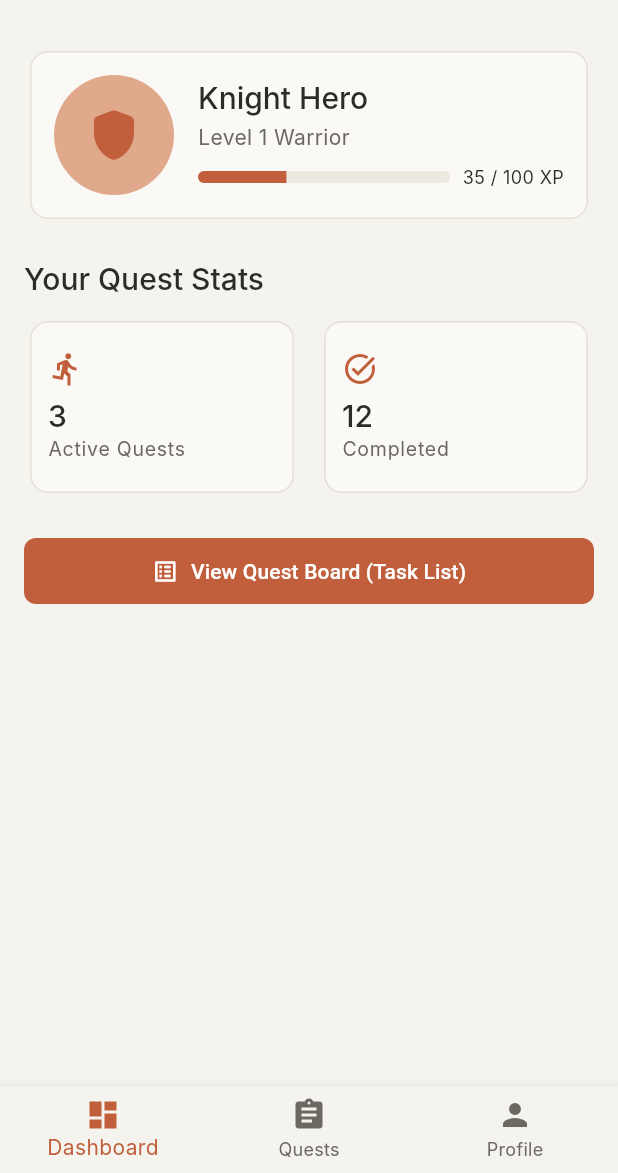
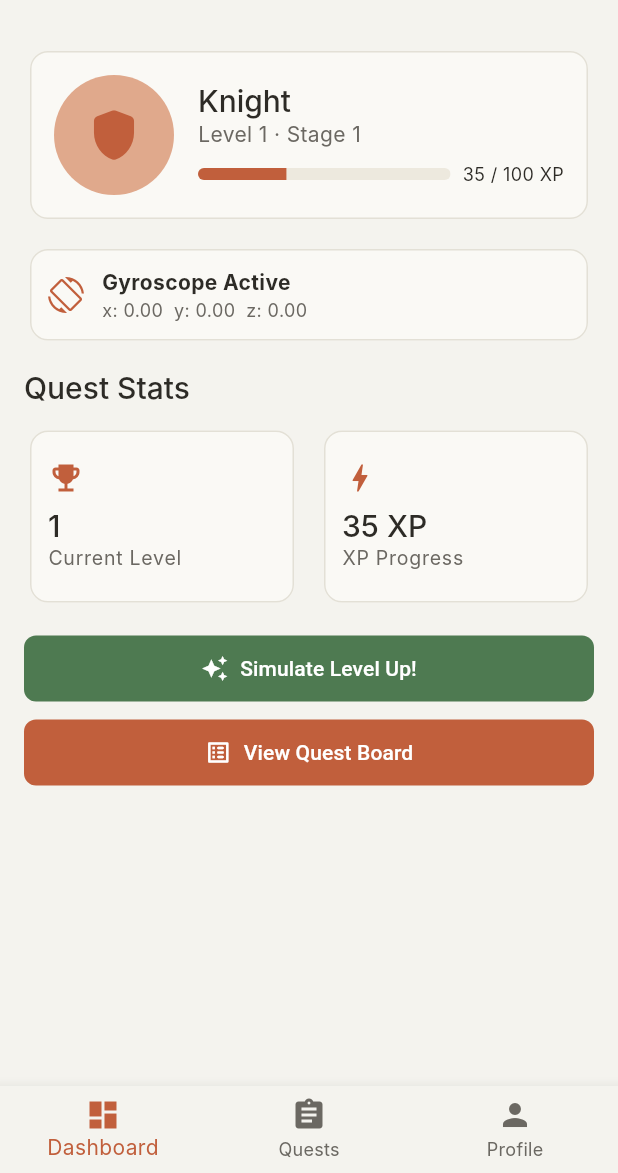
Before and after one commit to alumnicovids/PPB2026_Kelompok03_TaskQuest, a Flutter app: the DashboardScreen screen opened by its route, on a phone screen of 412 x 824 dp, the part 63-1236 px from its top. Run offline on Flutter 3.47's test engine with Material 3 defaults, Android fonts, the phone set to English and light mode, and no system bars; our stand-ins replace go_router, image_picker, sensors_plus, shared_preferences, sqflite, supabase_flutter; accounts and stored records are empty; Roboto replaces fonts that are missing (Inter).

Commit message:
feat(sensor): integrasi gyroscope dan animasi level-up interaktif di dashboard

```diff
--- /dev/null
+++ b/lib/core/utils/gyroscope_service.dart
@@ -0,0 +1,35 @@
+import 'dart:async';
+import 'package:flutter/material.dart';
+import 'package:sensors_plus/sensors_plus.dart';
+
+class GyroscopeService with ChangeNotifier {
+  StreamSubscription<GyroscopeEvent>? _subscription;
+
+  double _x = 0.0;
+  double _y = 0.0;
+  double _z = 0.0;
+
+  double get x => _x;
+  double get y => _y;
+  double get z => _z;
+
+  void startListening() {
+    _subscription = gyroscopeEventStream().listen((GyroscopeEvent event) {
+      _x = event.x;
+      _y = event.y;
+      _z = event.z;
+      notifyListeners();
+    });
+  }
+
+  void stopListening() {
+    _subscription?.cancel();
+    _subscription = null;
+  }
+
+  @override
+  void dispose() {
+    stopListening();
+    super.dispose();
+  }
+}
--- a/lib/presentation/screens/dashboard/dashboard_screen.dart
+++ b/lib/presentation/screens/dashboard/dashboard_screen.dart
@@ -1,8 +1,59 @@
 import 'package:flutter/material.dart';
 import 'package:go_router/go_router.dart';
+import 'package:provider/provider.dart';
+import '../../../core/utils/gyroscope_service.dart';
+import '../../providers/character_provider.dart';
+import '../../widgets/level_up_animation.dart';
 
-class DashboardScreen extends StatelessWidget {
+class DashboardScreen extends StatefulWidget {
   const DashboardScreen({super.key});
+
+  @override
+  State<DashboardScreen> createState() => _DashboardScreenState();
+}
+
+class _DashboardScreenState extends State<DashboardScreen> {
+  late GyroscopeService _gyroscopeService;
+  bool _showLevelUpOverlay = false;
+  int _levelUpLevel = 1;
+  int _xpGained = 0;
+  final GlobalKey<LevelUpAnimationWidgetState> _animKey = GlobalKey();
+
+  @override
+  void initState() {
+    super.initState();
+    _gyroscopeService = GyroscopeService();
+    _gyroscopeService.startListening();
+    _gyroscopeService.addListener(_onGyroUpdate);
+
+    WidgetsBinding.instance.addPostFrameCallback((_) {
+      context.read<CharacterProvider>().loadMockCharacter('mock-user-id');
+    });
+  }
+
+  void _onGyroUpdate() {
+    if (_showLevelUpOverlay) {
+      _animKey.currentState?.applyGyroTilt(
+        _gyroscopeService.x,
+        _gyroscopeService.y,
+      );
+    }
+  }
+
+  void _triggerLevelUpOverlay(int newLevel, int xp) {
+    setState(() {
+      _showLevelUpOverlay = true;
+      _levelUpLevel = newLevel;
+      _xpGained = xp;
+    });
+  }
+
+  @override
+  void dispose() {
+    _gyroscopeService.removeListener(_onGyroUpdate);
+    _gyroscopeService.dispose();
+    super.dispose();
+  }
 
   @override
   Widget build(BuildContext context) {
@@ -16,105 +67,21 @@ class DashboardScreen extends StatelessWidget {
           ),
         ],
       ),
-      body: SingleChildScrollView(
-        padding: const EdgeInsets.all(16.0),
-        child: Column(
-          crossAxisAlignment: CrossAxisAlignment.stretch,
-          children: [
-            // Character Card
-            Card(
-              child: Padding(
-                padding: const EdgeInsets.all(16.0),
-                child: Row(
-                  children: [
-                    const CircleAvatar(
-                      radius: 40,
-                      backgroundColor: Color(0xFFE0A98C),
-                      child: Icon(
-                        Icons.shield_rounded,
-                        size: 40,
-                        color: Color(0xFFC15F3C),
-                      ),
-                    ),
-                    const SizedBox(width: 16),
-                    Expanded(
-                      child: Column(
-                        crossAxisAlignment: CrossAxisAlignment.start,
-                        children: [
-                          Text(
-                            'Knight Hero',
-                            style: Theme.of(context).textTheme.displaySmall,
-                          ),
-                          const SizedBox(height: 4),
-                          Text(
-                            'Level 1 Warrior',
-                            style: Theme.of(context).textTheme.bodyMedium
-                                ?.copyWith(color: const Color(0xFF6B6862)),
-                          ),
-                          const SizedBox(height: 8),
-                          // XP Progress Bar
-                          Row(
-                            children: [
-                              Expanded(
-                                child: ClipRRect(
-                                  borderRadius: BorderRadius.circular(4),
-                                  child: const LinearProgressIndicator(
-                                    value: 0.35,
-                                    backgroundColor: Color(0xFFEDE9DE),
-                                    valueColor: AlwaysStoppedAnimation<Color>(
-                                      Color(0xFFC15F3C),
-                                    ),
-                                    minHeight: 8,
-                                  ),
-                                ),
-                              ),
-                              const SizedBox(width: 8),
-                              const Text(
-                                '35 / 100 XP',
-                                style: TextStyle(fontSize: 12),
-                              ),
-                            ],
-                          ),
-                        ],
-                      ),
-                    ),
-                  ],
-                ),
+      body: Stack(
+        children: [
+          _buildBody(),
+          if (_showLevelUpOverlay)
+            Positioned.fill(
+              child: LevelUpAnimationWidget(
+                key: _animKey,
+                newLevel: _levelUpLevel,
+                xpGained: _xpGained,
+                onAnimationEnd: () {
+                  setState(() => _showLevelUpOverlay = false);
+                },
               ),
             ),
-            const SizedBox(height: 24),
-            // Quick Stats
-            Text(
-              'Your Quest Stats',
-              style: Theme.of(context).textTheme.displaySmall,
-            ),
-            const SizedBox(height: 12),
-            GridView.count(
-              crossAxisCount: 2,
-              shrinkWrap: true,
-              physics: const NeverScrollableScrollPhysics(),
-              crossAxisSpacing: 12,
-              mainAxisSpacing: 12,
-              childAspectRatio: 1.5,
-              children: [
-                _buildStatCard(
-                  context,
-                  'Active Quests',
-                  '3',
-                  Icons.directions_run,
-                ),
-                _buildStatCard(context, 'Completed', '12', Icons.task_alt),
-              ],
-            ),
-            const SizedBox(height: 24),
-            // Call to Action
-            ElevatedButton.icon(
-              onPressed: () => context.go('/tasks'),
-              icon: const Icon(Icons.list_alt_rounded),
-              label: const Text('View Quest Board (Task List)'),
-            ),
-          ],
-        ),
+        ],
       ),
       bottomNavigationBar: BottomNavigationBar(
         currentIndex: 0,
@@ -132,13 +99,186 @@ class DashboardScreen extends StatelessWidget {
           BottomNavigationBarItem(icon: Icon(Icons.person), label: 'Profile'),
         ],
         onTap: (index) {
-          if (index == 1) {
-            context.go('/tasks');
-          } else if (index == 2) {
-            context.go('/profile');
-          }
+          if (index == 1) context.go('/tasks');
+          if (index == 2) context.go('/profile');
         },
       ),
+    );
+  }
+
+  Widget _buildBody() {
+    return Consumer<CharacterProvider>(
+      builder: (context, charProvider, _) {
+        final character = charProvider.character;
+        final level = character?.level ?? 1;
+        final currentXp = character?.currentXp ?? 0;
+        final xpToNext = character?.xpToNextLevel ?? 100;
+        final classType = character?.classType ?? 'knight';
+        final stage = character?.appearanceStage ?? 1;
+
+        final IconData classIcon = classType == 'mage'
+            ? Icons.auto_fix_high
+            : classType == 'archer'
+            ? Icons.track_changes
+            : Icons.shield_rounded;
+
+        return SingleChildScrollView(
+          padding: const EdgeInsets.all(16.0),
+          child: Column(
+            crossAxisAlignment: CrossAxisAlignment.stretch,
+            children: [
+              // Character Card
+              Card(
+                child: Padding(
+                  padding: const EdgeInsets.all(16.0),
+                  child: Row(
+                    children: [
+                      CircleAvatar(
+                        radius: 40,
+                        backgroundColor: const Color(0xFFE0A98C),
+                        child: Icon(
+                          classIcon,
+                          size: 40,
+                          color: const Color(0xFFC15F3C),
+                        ),
+                      ),
+                      const SizedBox(width: 16),
+                      Expanded(
+                        child: Column(
+                          crossAxisAlignment: CrossAxisAlignment.start,
+                          children: [
+                            Text(
+                              classType[0].toUpperCase() +
+                                  classType.substring(1),
+                              style: Theme.of(context).textTheme.displaySmall,
+                            ),
+                            Text(
+                              'Level $level · Stage $stage',
+                              style: Theme.of(context).textTheme.bodyMedium
+                                  ?.copyWith(color: const Color(0xFF6B6862)),
+                            ),
+                            const SizedBox(height: 8),
+                            Row(
+                              children: [
+                                Expanded(
+                                  child: ClipRRect(
+                                    borderRadius: BorderRadius.circular(4),
+                                    child: LinearProgressIndicator(
+                                      value: xpToNext > 0
+                                          ? currentXp / xpToNext
+                                          : 0,
+                                      backgroundColor: const Color(0xFFEDE9DE),
+                                      valueColor:
+                                          const AlwaysStoppedAnimation<Color>(
+                                            Color(0xFFC15F3C),
+                                          ),
+                                      minHeight: 8,
+                                    ),
+                                  ),
+                                ),
+                                const SizedBox(width: 8),
+                                Text(
+                                  '$currentXp / $xpToNext XP',
+                                  style: const TextStyle(fontSize: 12),
+                                ),
+                              ],
+                            ),
+                          ],
+                        ),
+                      ),
+                    ],
+                  ),
+                ),
+              ),
+              const SizedBox(height: 12),
+
+              // Gyroscope live indicator
+              Card(
+                child: Padding(
+                  padding: const EdgeInsets.all(12.0),
+                  child: ListenableBuilder(
+                    listenable: _gyroscopeService,
+                    builder: (context, _) {
+                      return Row(
+                        children: [
+                          const Icon(
+                            Icons.screen_rotation,
+                            color: Color(0xFFC15F3C),
+                          ),
+                          const SizedBox(width: 12),
+                          Column(
+                            crossAxisAlignment: CrossAxisAlignment.start,
+                            children: [
+                              const Text(
+                                'Gyroscope Active',
+                                style: TextStyle(fontWeight: FontWeight.bold),
+                              ),
+                              Text(
+                                'x: ${_gyroscopeService.x.toStringAsFixed(2)}  '
+                                'y: ${_gyroscopeService.y.toStringAsFixed(2)}  '
+                                'z: ${_gyroscopeService.z.toStringAsFixed(2)}',
+                                style: const TextStyle(
+                                  fontSize: 12,
+                                  color: Color(0xFF6B6862),
+                                ),
+                              ),
+                            ],
+                          ),
+                        ],
+                      );
+                    },
+                  ),
+                ),
+              ),
+              const SizedBox(height: 16),
+
+              Text(
+                'Quest Stats',
+                style: Theme.of(context).textTheme.displaySmall,
+              ),
+              const SizedBox(height: 12),
+              GridView.count(
+                crossAxisCount: 2,
+                shrinkWrap: true,
+                physics: const NeverScrollableScrollPhysics(),
+                crossAxisSpacing: 12,
+                mainAxisSpacing: 12,
+                childAspectRatio: 1.5,
+                children: [
+                  _buildStatCard(
+                    context,
+                    'Current Level',
+                    '$level',
+                    Icons.emoji_events,
+                  ),
+                  _buildStatCard(
+                    context,
+                    'XP Progress',
+                    '$currentXp XP',
+                    Icons.bolt,
+                  ),
+                ],
+              ),
+              const SizedBox(height: 16),
+
+              ElevatedButton.icon(
+                onPressed: () => _triggerLevelUpOverlay(level + 1, 35),
+                icon: const Icon(Icons.auto_awesome),
+                label: const Text('Simulate Level Up!'),
+                style: ElevatedButton.styleFrom(
+                  backgroundColor: const Color(0xFF4E7A51),
+                ),
+              ),
+              const SizedBox(height: 8),
+              ElevatedButton.icon(
+                onPressed: () => context.go('/tasks'),
+                icon: const Icon(Icons.list_alt_rounded),
+                label: const Text('View Quest Board'),
+              ),
+            ],
+          ),
+        );
+      },
     );
   }
 
--- a/pubspec.yaml
+++ b/pubspec.yaml
@@ -45,6 +45,7 @@ dependencies:
   image_picker: ^1.2.3
   flutter_map: ^8.3.1
   latlong2: ^0.10.1
+  uuid: ^4.5.3
 
 dev_dependencies:
   flutter_test:
```
Also changed, not shown: lib/presentation/widgets/level_up_animation.dart (added, +258 -0 lines), pubspec.lock.
